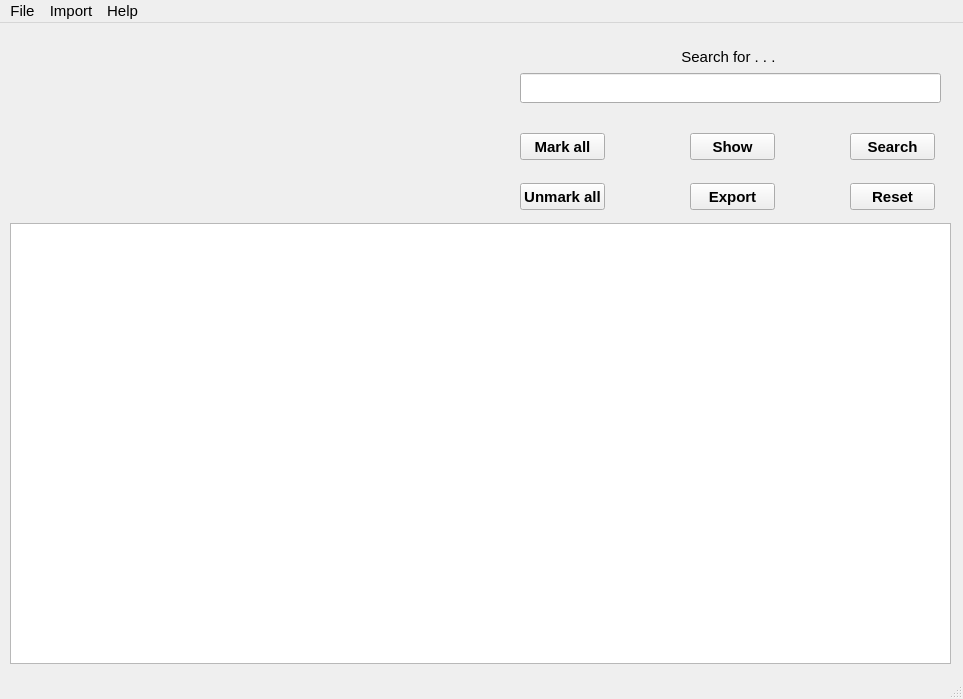
The window that gui_data/frm_main_window.ui (kowmang/Eqsl_Program) describes before a commit, drawn with Qt 5.
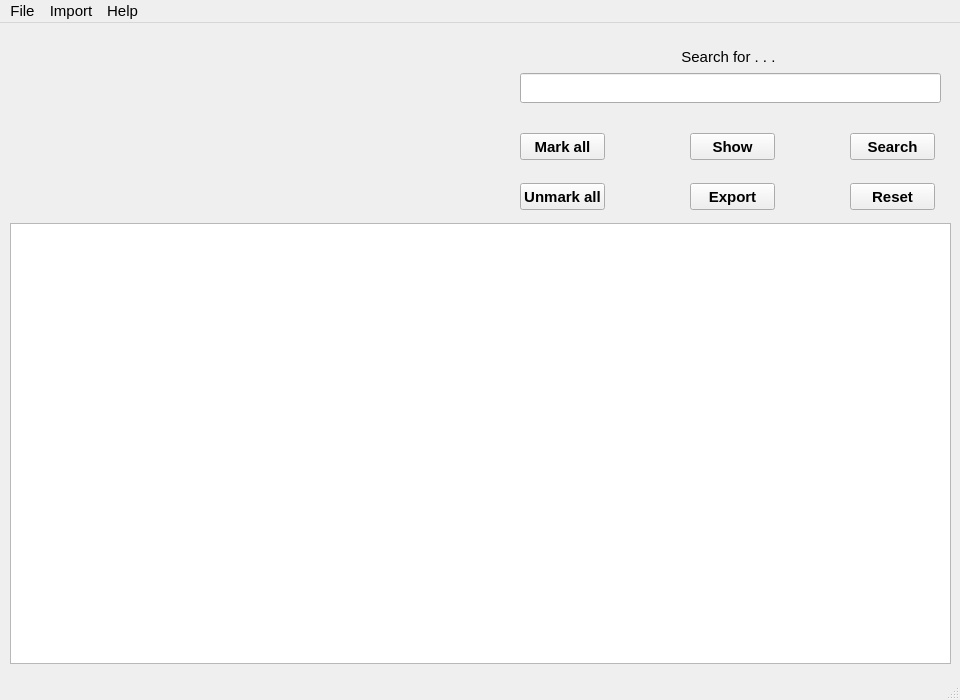
The same window after the commit.

What changed in the file:
```diff
--- a/gui_data/frm_main_window.ui
+++ b/gui_data/frm_main_window.ui
@@ -6,8 +6,8 @@
    <rect>
     <x>0</x>
     <y>0</y>
-    <width>963</width>
-    <height>699</height>
+    <width>960</width>
+    <height>700</height>
    </rect>
   </property>
   <property name="sizePolicy">
@@ -278,10 +278,10 @@
    <widget class="QLabel" name="lb_preview_image_main">
     <property name="geometry">
      <rect>
-      <x>80</x>
-      <y>10</y>
-      <width>361</width>
-      <height>171</height>
+      <x>140</x>
+      <y>20</y>
+      <width>255</width>
+      <height>170</height>
      </rect>
     </property>
     <property name="text">
@@ -294,7 +294,7 @@
     <rect>
      <x>0</x>
      <y>0</y>
-     <width>963</width>
+     <width>960</width>
      <height>33</height>
     </rect>
    </property>
```
